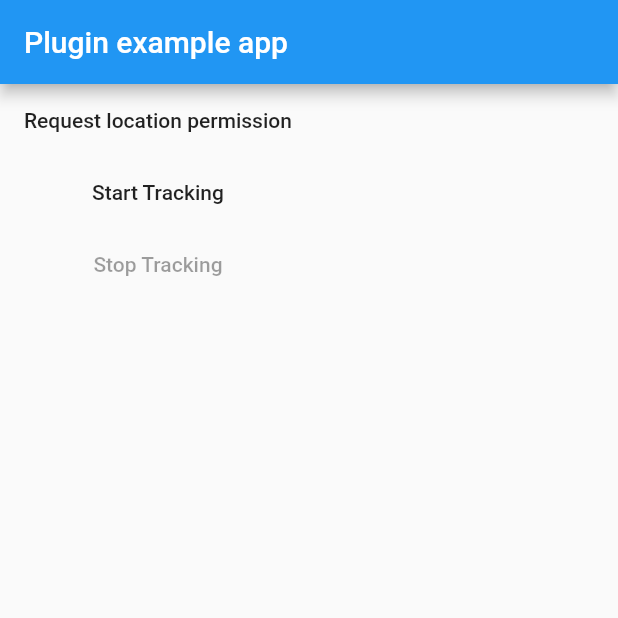
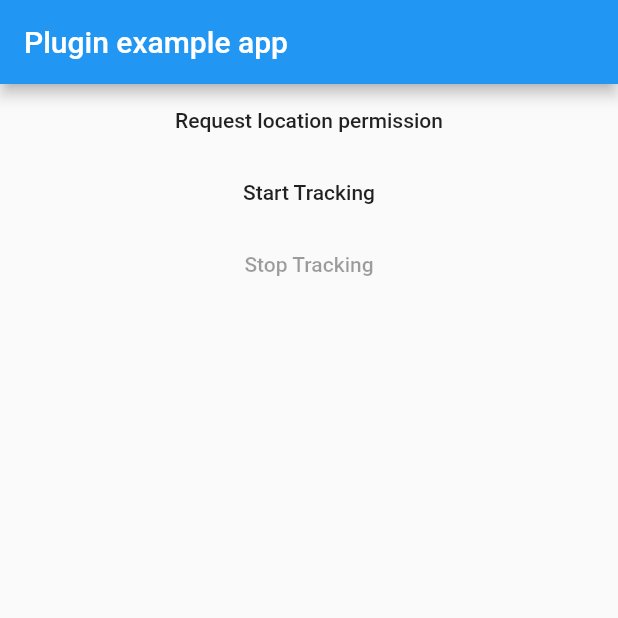
Before and after one commit to icapps/flutter-background-location-tracker, a Flutter app: the screen it shows after launch, on a phone screen of 412 x 824 dp, the top half of it. Run offline on Flutter 3.47's test engine with Material 2 defaults, Android fonts, the light colour scheme and no system bars; our stand-ins replace permission_handler; project files that could hold a hidden picture were left out.

Commit message:
Updated the ui of the example project

```diff
--- a/example/lib/main.dart
+++ b/example/lib/main.dart
@@ -34,7 +34,9 @@ class _MyAppState extends State<MyApp> {
         appBar: AppBar(
           title: const Text('Plugin example app'),
         ),
-        body: Column(
+        body: Container(
+          width: double.infinity,
+          child: Column(
             children: [
               MaterialButton(
                 child: const Text('Request location permission'),
@@ -61,6 +63,7 @@ class _MyAppState extends State<MyApp> {
                 ),
               ],
             ],
+          ),
         ),
       ),
     );
```
Lines whose indentation alone changed are shown as unchanged.
